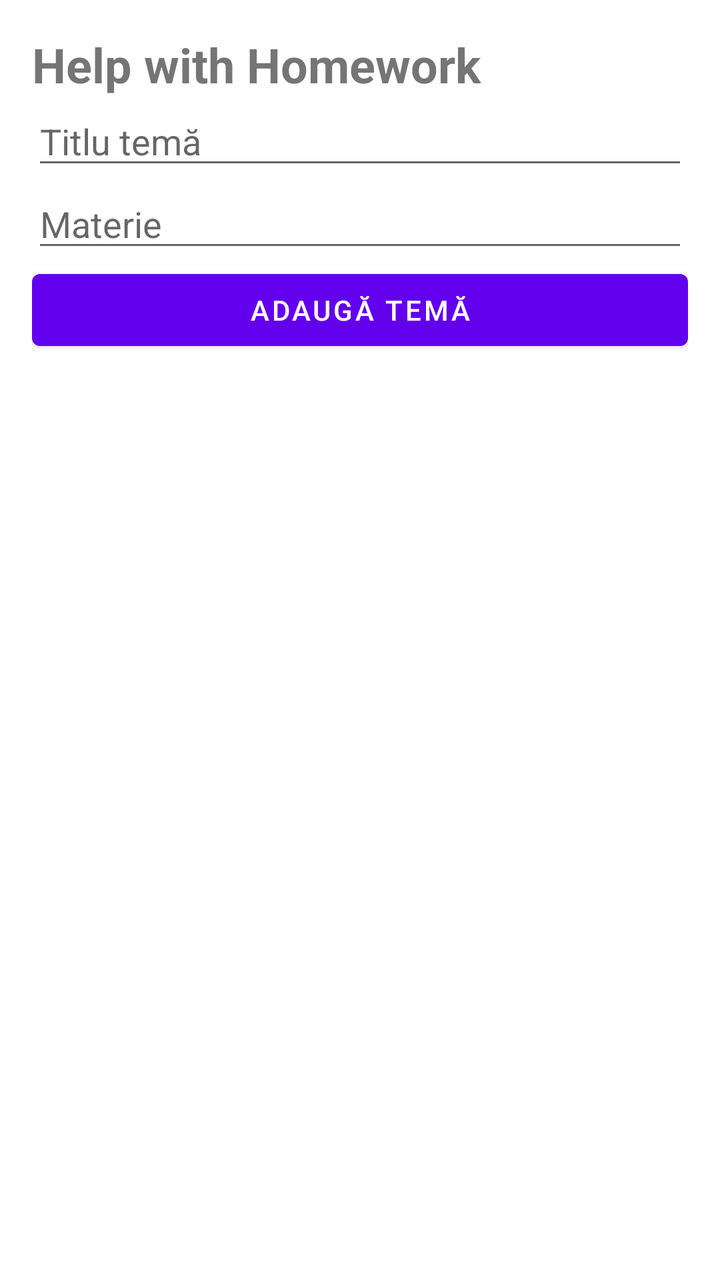
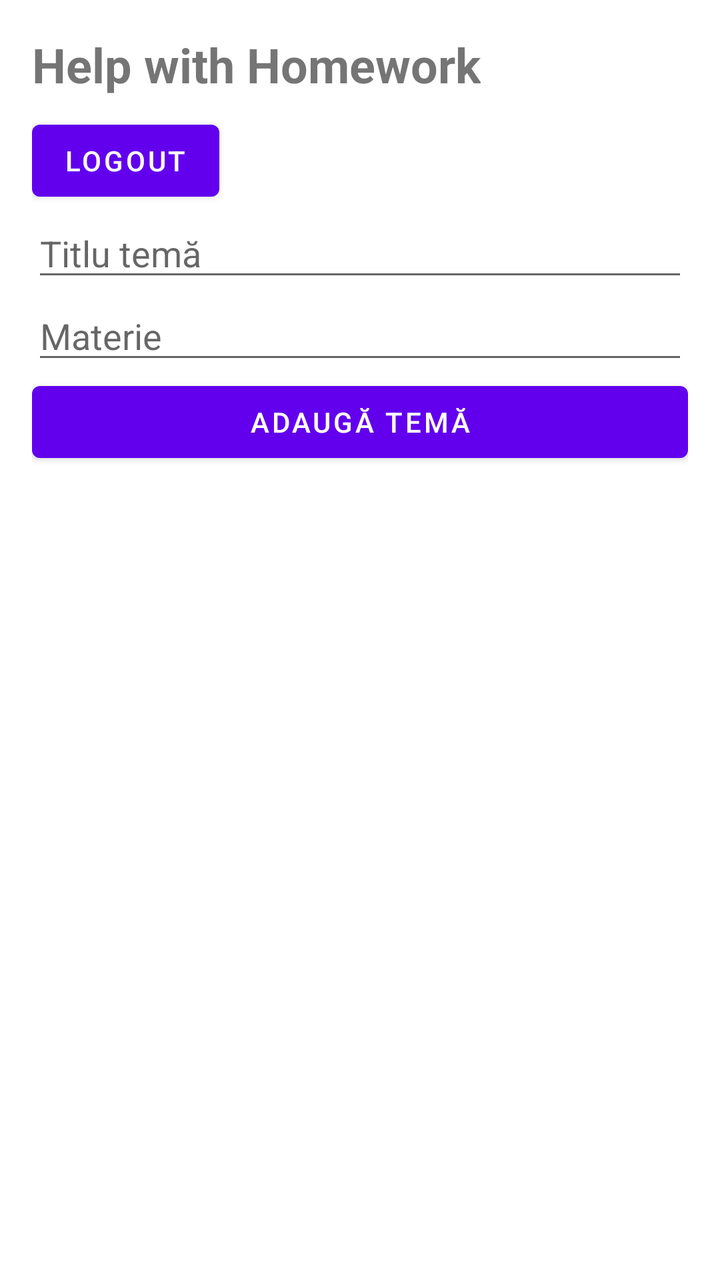

Two renders of the same Android screen: before a commit and after it. Below are the layout's source before the change and the commit's diff.
<!-- AndroidManifest.xml: application theme Theme.ProiectHelpWithHomework -->
<!-- res/layout/activity_main.xml -->
<?xml version="1.0" encoding="utf-8"?>
<LinearLayout xmlns:android="http://schemas.android.com/apk/res/android"
    android:orientation="vertical"
    android:padding="16dp"
    android:layout_width="match_parent"
    android:layout_height="match_parent">

    <TextView
        android:text="Help with Homework"
        android:textSize="24sp"
        android:textStyle="bold"
        android:layout_width="wrap_content"
        android:layout_height="wrap_content" />

    <EditText
        android:id="@+id/titleInput"
        android:hint="Titlu temă"
        android:layout_width="match_parent"
        android:layout_height="wrap_content" />

    <EditText
        android:id="@+id/subjectInput"
        android:hint="Materie"
        android:layout_width="match_parent"
        android:layout_height="wrap_content" />

    <Button
        android:id="@+id/addButton"
        android:text="Adaugă temă"
        android:layout_width="match_parent"
        android:layout_height="wrap_content" />

    <androidx.recyclerview.widget.RecyclerView
        android:id="@+id/recyclerView"
        android:layout_width="match_parent"
        android:layout_height="match_parent" />

</LinearLayout>
<!-- resources referenced by this layout -->
<resources>
  <style name="Theme.ProiectHelpWithHomework" parent="Theme.MaterialComponents.DayNight.DarkActionBar">
          
          <item name="colorPrimary">@color/purple_500</item>
          <item name="colorPrimaryVariant">@color/purple_700</item>
          <item name="colorOnPrimary">@color/white</item>
          
          <item name="colorSecondary">@color/teal_200</item>
          <item name="colorSecondaryVariant">@color/teal_700</item>
          <item name="colorOnSecondary">@color/black</item>
          
          <item name="android:statusBarColor">?attr/colorPrimaryVariant</item>
          
      </style>
  <color name="purple_500">#FF6200EE</color>
  <color name="purple_700">#FF3700B3</color>
  <color name="white">#FFFFFFFF</color>
  <color name="teal_200">#FF03DAC5</color>
  <color name="teal_700">#FF018786</color>
  <color name="black">#FF000000</color>
</resources>

<!-- the commit's change to res/layout/activity_main.xml (unified diff, before → after) -->
@@ -11,6 +11,13 @@
         android:textStyle="bold"
         android:layout_width="wrap_content"
         android:layout_height="wrap_content" />
+
+    <Button
+        android:id="@+id/logoutButton"
+        android:layout_width="wrap_content"
+        android:layout_height="wrap_content"
+        android:layout_marginTop="8dp"
+        android:text="Logout" />
 
     <EditText
         android:id="@+id/titleInput"
